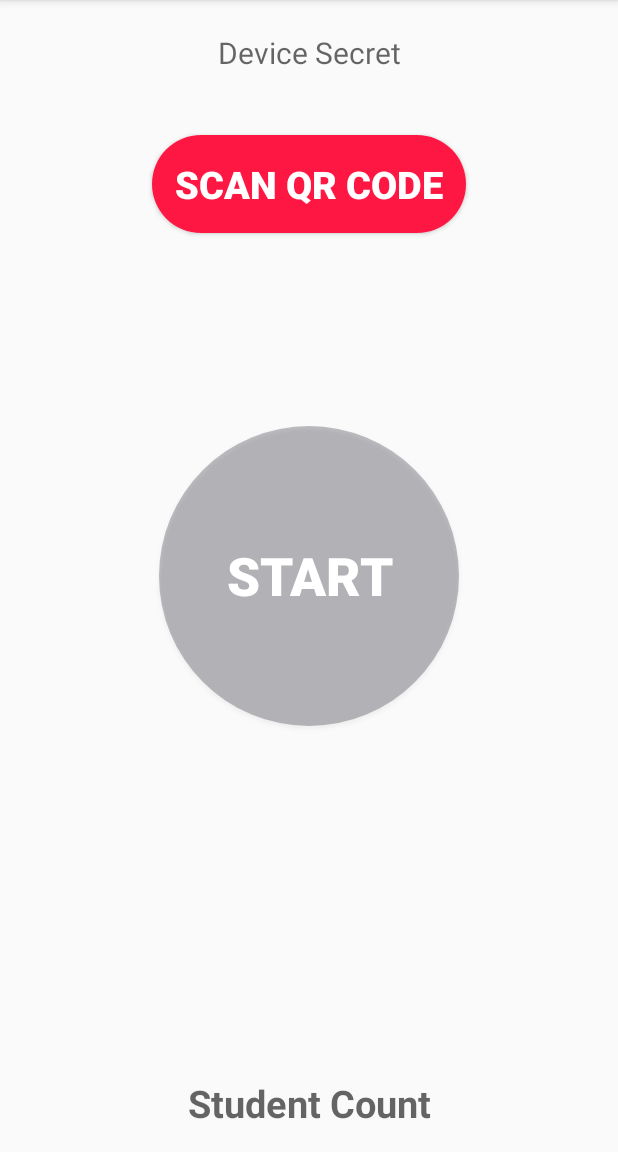
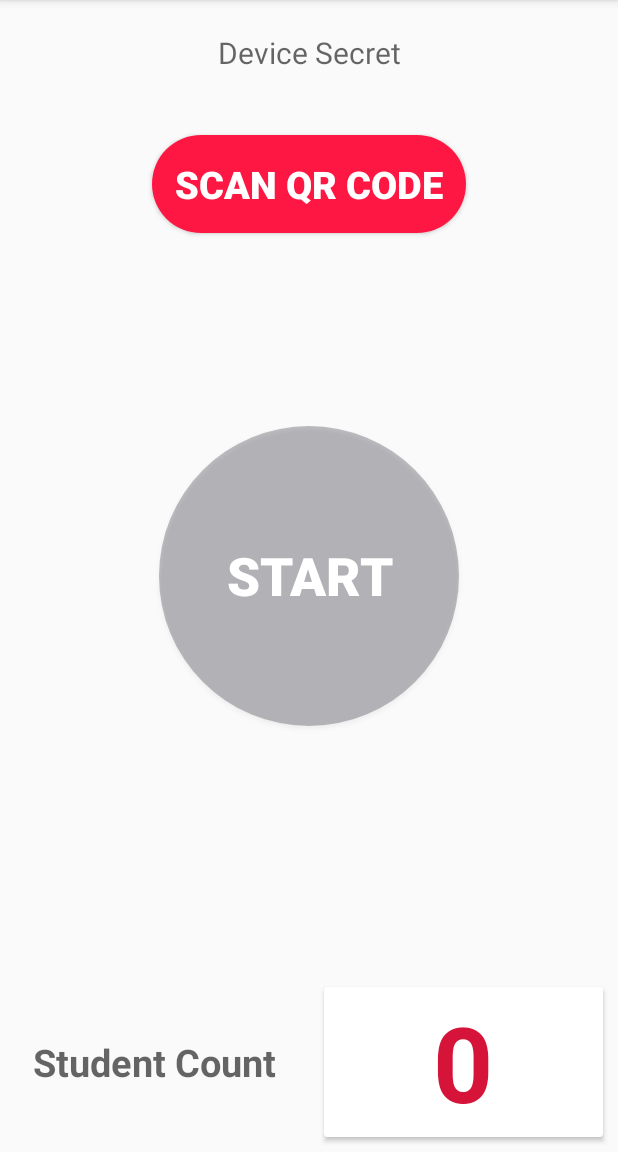
Before and after one commit to Saifulislam65/SPL-II-Teacher, an Android app: the ActivityDeviceAttendance screen opened directly, with no data from a screen before it, on a phone screen of 412 x 824 dp, the part 84-1236 px from its top. Run offline under Robolectric (Android 15) with nearby library versions, the phone set to English and light mode, and no system bars; our stand-ins replace Firebase (no records; nobody signed in at launch, a user with empty details on screens opened directly).

Commit message:
Continious Count Bug FIxed
*students profile added
* Today Attendace with sorting

```diff
--- a/app/src/main/java/com/ban/teacher/AdapterAttendanceSheetToday.java
+++ b/app/src/main/java/com/ban/teacher/AdapterAttendanceSheetToday.java
@@ -13,13 +13,11 @@ import java.util.ArrayList;
 public class AdapterAttendanceSheetToday extends RecyclerView.Adapter<AdapterAttendanceSheetToday.ViewHolder>{
     Context context;
     ArrayList<ListStudentInfoForTodayAttendance> attendance;
-    ArrayList<String> attendanceValue;
 
 
-    public AdapterAttendanceSheetToday(Context context, ArrayList<ListStudentInfoForTodayAttendance> attendance, ArrayList<String> attendanceValue){
+    public AdapterAttendanceSheetToday(Context context, ArrayList<ListStudentInfoForTodayAttendance> attendance){
         this.context = context;
         this.attendance = attendance;
-        this.attendanceValue = attendanceValue;
     }
 
     @NonNull
@@ -32,7 +30,7 @@ public class AdapterAttendanceSheetToday extends RecyclerView.Adapter<AdapterAtt
     public void onBindViewHolder(@NonNull AdapterAttendanceSheetToday.ViewHolder viewHolder, final int i) {
         viewHolder.name.setText(attendance.get(i).getStudentName());
         viewHolder.sid.setText(attendance.get(i).getStudentID());
-        viewHolder.attendanceStatus.setText(attendanceValue.get(i));
+        viewHolder.attendanceStatus.setText(attendance.get(i).getAttendanceStatus());
     }
 
     @Override
--- a/app/src/main/java/com/ban/teacher/DbHandlerAttendanceInitialization.java
+++ b/app/src/main/java/com/ban/teacher/DbHandlerAttendanceInitialization.java
@@ -49,7 +49,7 @@ public class DbHandlerAttendanceInitialization {
         });
     }
 
-    public int attendanceCount(){
+    public int attendanceCount(final String date){
         i = 0;
         parentList = new ArrayList<String>();
         studentList = FirebaseDatabase.getInstance().getReference().child("Course/"+ActivityInsideCourse.courseCodeForQrGenerator+"/attendance");
@@ -72,13 +72,12 @@ public class DbHandlerAttendanceInitialization {
                         @Override
                         public void onDataChange(@NonNull DataSnapshot dataSnapshot) {
                             try{
-                                String status = dataSnapshot.child(returnDate()).getValue(String.class);
+                                String status = dataSnapshot.child(date).getValue(String.class);
                                 System.out.print(status+" ");
                                 count = count + Integer.parseInt(status);
                             }catch (Exception e){
                                 count = count + 0;
                             }
-                            System.out.println("Inside count: "+count);
                         }
 
                         @Override
--- a/app/src/main/res/layout/activity_device_attendance.xml
+++ b/app/src/main/res/layout/activity_device_attendance.xml
@@ -32,17 +32,41 @@
         android:gravity="center"
         android:layout_marginTop="8dp"
         android:textSize="20dp"/>
+    <LinearLayout
+        android:layout_width="match_parent"
+        android:layout_height="wrap_content"
+        android:layout_alignParentBottom="true"
+        android:orientation="horizontal"
+        android:weightSum="1">
         <TextView
-        android:id="@+id/student_count"
-        android:layout_alignParentBottom="true"
-        android:layout_width="match_parent"
-        android:layout_height="50dp"
+            android:layout_width="0dp"
+            android:layout_height="100dp"
+            android:layout_weight="0.5"
             android:layout_margin="10dp"
             android:padding="10dp"
             android:textSize="25dp"
             android:textStyle="bold"
             android:gravity="center"
             android:hint="Student Count"/>
+        <android.support.v7.widget.CardView
+            android:foreground="?android:attr/selectableItemBackground"
+            android:id="@+id/card_assignment"
+            android:layout_width="0dp"
+            android:layout_height="100dp"
+            android:layout_weight="0.5"
+            android:layout_margin="10dp">
+            <TextView
+                android:id="@+id/student_count"
+                android:layout_width="match_parent"
+                android:layout_height="match_parent"
+                android:textStyle="bold"
+                android:gravity="center"
+                android:text="0"
+                android:textColor="#D61339"
+                android:textSize="70dp"/>
+        </android.support.v7.widget.CardView>
+    </LinearLayout>
+
     <Button
         android:id="@+id/qr"
         android:layout_below="@id/device_secret"
```
Also changed, not shown: app/src/main/java/com/ban/teacher/ActivityAttendanceSheetToday.java (+67 -16 lines), app/src/main/java/com/ban/teacher/ActivityDeviceAttendance.java (+23 -3 lines), app/src/main/java/com/ban/teacher/FragmentStudentsProfile.java (+88 -5 lines), app/src/main/java/com/ban/teacher/ListStudentInfoForTodayAttendance.java (+16 -0 lines), app/src/main/res/layout/activity_attendance_sheet_today.xml (+11 -0 lines), app/src/main/res/layout/fragment_fragment_students_profile.xml (+5 -3 lines). Lines whose indentation alone changed are shown as unchanged.
